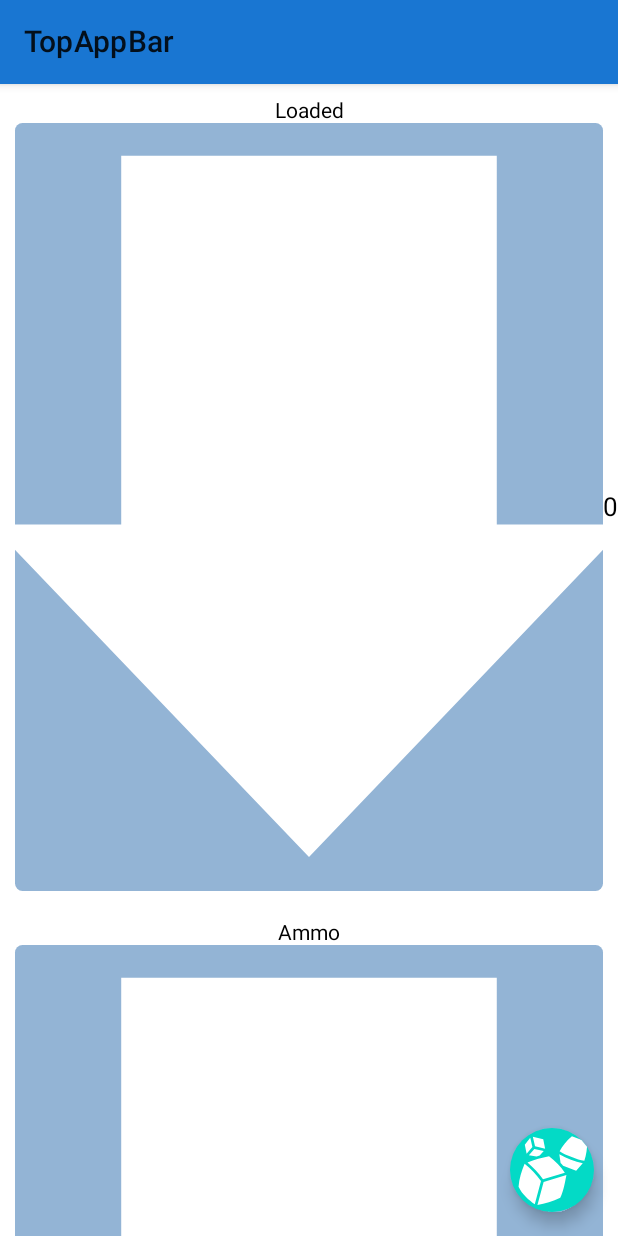
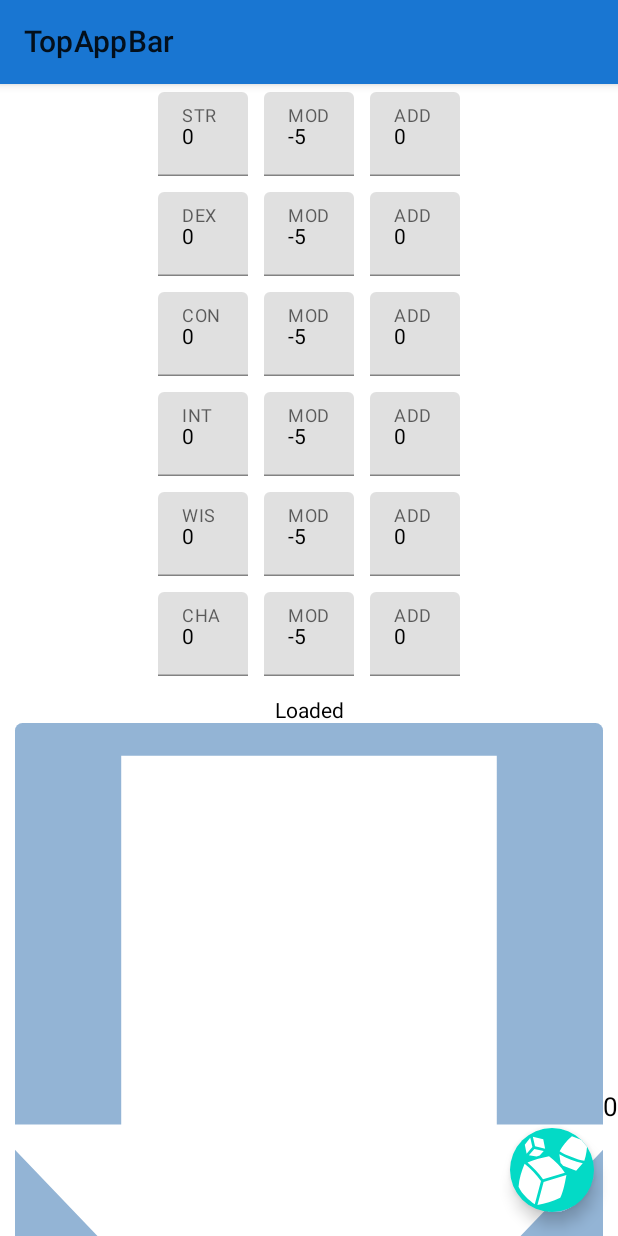
Before and after one commit to CapnOdin/RPG-app, an Android app built with Jetpack Compose: the screen it shows after launch (MainActivity), on a phone screen of 412 x 824 dp. Run offline under Robolectric (Android 15) with nearby library versions, the phone set to English and light mode, and no system bars.

Commit message:
added ability modifiers and bonuses

```diff
--- a/app/src/main/java/com/example/rpgapp/MainActivity.kt
+++ b/app/src/main/java/com/example/rpgapp/MainActivity.kt
@@ -18,6 +18,7 @@ import androidx.compose.foundation.lazy.LazyColumn
 import androidx.compose.foundation.lazy.itemsIndexed
 import androidx.compose.foundation.shape.CornerSize
 import androidx.compose.foundation.shape.RoundedCornerShape
+import androidx.compose.foundation.text.KeyboardOptions
 import androidx.compose.material.*
 import androidx.compose.material.MaterialTheme.typography
 import androidx.compose.runtime.*
@@ -31,6 +32,7 @@ import androidx.compose.ui.layout.ContentScale
 import androidx.compose.ui.platform.LocalConfiguration
 import androidx.compose.ui.platform.LocalContext
 import androidx.compose.ui.res.painterResource
+import androidx.compose.ui.text.input.KeyboardType
 import androidx.compose.ui.text.style.TextOverflow
 import androidx.compose.ui.tooling.preview.Preview
 import androidx.compose.ui.unit.Dp
@@ -39,6 +41,7 @@ import androidx.compose.ui.unit.sp
 import com.example.rpgapp.ui.theme.MyComposeTheme
 import org.json.JSONObject
 import java.util.*
+import kotlin.math.floor
 
 //var file: File = null
 
@@ -122,6 +125,9 @@ fun HomeScreen(/*...*/) {
 					}
 					*/
 					items(1) {
+						CharacterStats()
+					}
+					items(1) {
 						TitleCounter("Loaded", loaded, min = -1, max = 1)
 					}
 					items(1) {
@@ -180,6 +186,75 @@ fun InfoBox() {
 @Composable
 fun CharacterPage(character: JSONObject) {
 
+}
+
+@Composable
+fun CharacterStats() {
+	Column() {
+		CharacterStat("STR", 0)
+		CharacterStat("DEX", 0)
+		CharacterStat("CON", 0)
+		CharacterStat("INT", 0)
+		CharacterStat("WIS", 0)
+		CharacterStat("CHA", 0)
+	}
+}
+
+fun abilityToModifier(ability: Int): Int {
+	return (ability - 10) / 2
+}
+
+@Composable
+fun CharacterStat(statName: String, value: Int) {
+	var ability by remember { mutableStateOf("$value") }
+	var modifierVal by remember { mutableStateOf("${abilityToModifier(value)}") }
+	var bonus by remember { mutableStateOf("$value") }
+	Row {
+		TextField(
+			value = ability,
+			onValueChange = {
+				ability = it
+				if (ability.length > 2) {
+					ability = ability.subSequence(0, 2) as String
+				}
+				try {
+					modifierVal = abilityToModifier(ability.toInt() + bonus.toInt()).toString()
+				} catch (e: Exception) {
+
+				}
+			},
+			label = { Text(statName) },
+			keyboardOptions = KeyboardOptions(keyboardType = KeyboardType.Number),
+			singleLine = true,
+			modifier = Modifier.padding(5.dp).width(60.dp)
+		)
+		TextField(
+			value = modifierVal,
+			onValueChange = {},
+			label = { Text("MOD") },
+			keyboardOptions = KeyboardOptions(keyboardType = KeyboardType.Number),
+			singleLine = true,
+			modifier = Modifier.padding(5.dp).width(60.dp)
+		)
+		TextField(
+			value = bonus,
+			onValueChange = {
+				bonus = it
+				if (bonus.length > 2) {
+					bonus = bonus.subSequence(0, 2) as String
+				}
+				try {
+					modifierVal = abilityToModifier(ability.toInt() + bonus.toInt()).toString()
+				} catch (e: Exception) {
+
+				}
+			},
+			label = { Text("ADD") },
+			keyboardOptions = KeyboardOptions(keyboardType = KeyboardType.Number),
+			singleLine = true,
+			modifier = Modifier.padding(5.dp).width(60.dp)
+		)
+	}
 }
 
 fun getDiceDrawable(dice: String): Int {
```
